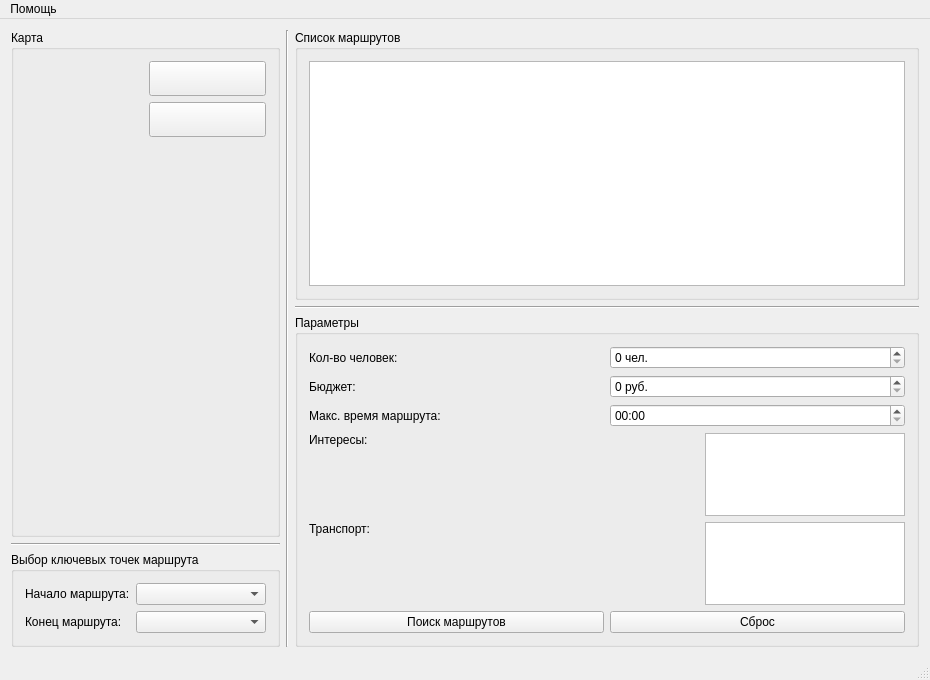
Qt form mainwindow.ui (LepilkinaElena/EasyRouting) before a commit.
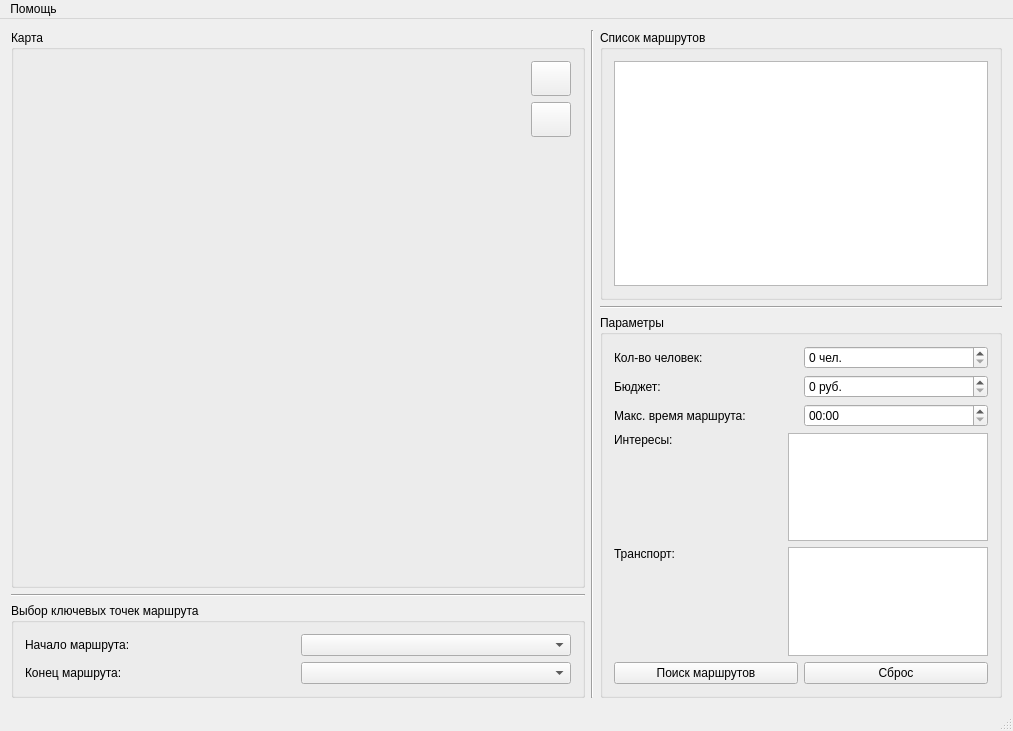
The same form after that commit. Icons and pictures are not drawn. Custom widgets are drawn as their Qt base class.

```diff
--- a/mainwindow.ui
+++ b/mainwindow.ui
@@ -6,8 +6,8 @@
    <rect>
     <x>0</x>
     <y>0</y>
-    <width>930</width>
-    <height>680</height>
+    <width>1013</width>
+    <height>731</height>
    </rect>
   </property>
   <property name="minimumSize">
@@ -49,8 +49,8 @@
            </property>
            <property name="minimumSize">
             <size>
-             <width>0</width>
-             <height>0</height>
+             <width>500</width>
+             <height>500</height>
             </size>
            </property>
            <property name="maximumSize">
@@ -396,7 +396,7 @@
     <rect>
      <x>0</x>
      <y>0</y>
-     <width>930</width>
+     <width>1013</width>
      <height>21</height>
     </rect>
    </property>
```
